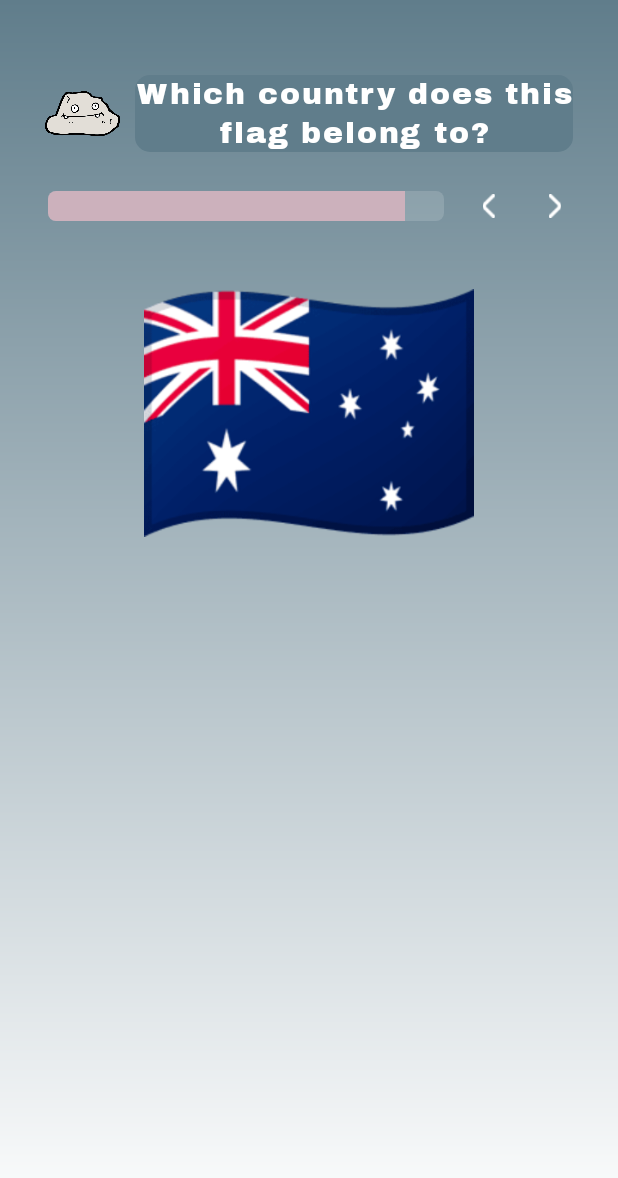
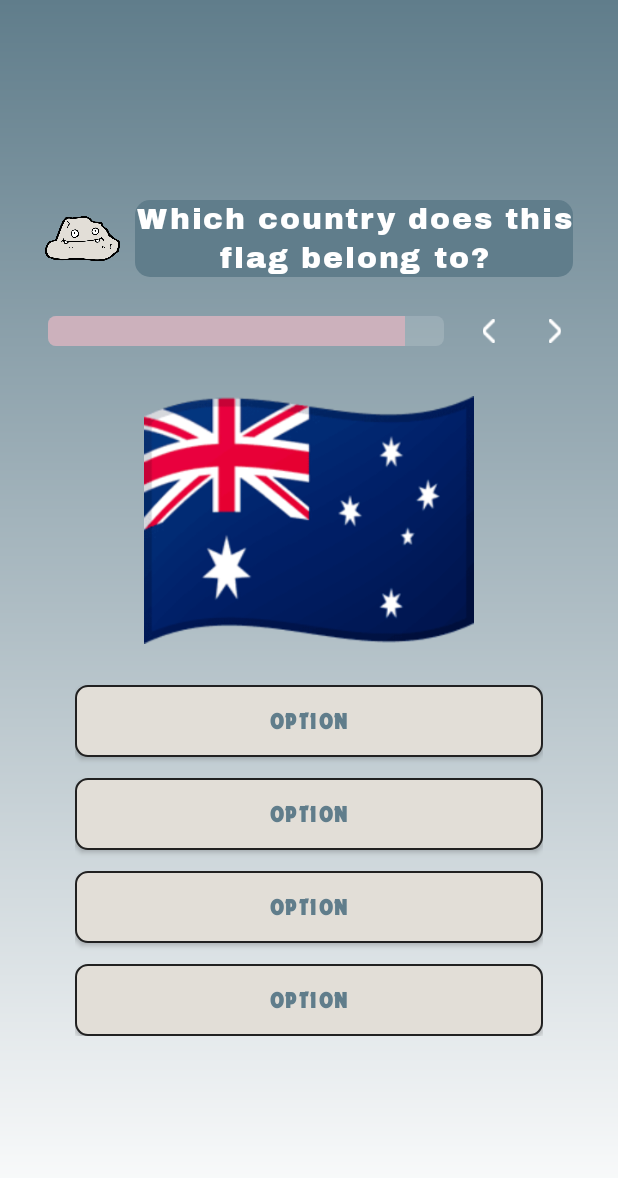
Before and after one commit to eesuhn/GeoDude, an Android app: the QuestionActivity screen opened directly, with no data from a screen before it, on a phone screen of 412 x 824 dp. Shown: the top 1178 px of the screen. Run offline under Robolectric (Android 15) with nearby library versions, the phone set to English and light mode, and no system bars.

Commit message:
Done question activity

```diff
--- /dev/null
+++ b/app/src/main/res/drawable/bg_btn.xml
@@ -0,0 +1,17 @@
+<?xml version="1.0" encoding="utf-8"?>
+<selector xmlns:android="http://schemas.android.com/apk/res/android">
+	<item android:state_pressed="true">
+		<shape android:shape="rectangle">
+			<solid android:color="@color/accent" />
+			<corners android:radius="8dp" />
+			<stroke android:width="1dp" android:color="@color/black" />
+		</shape>
+	</item>
+	<item>
+		<shape android:shape="rectangle">
+			<solid android:color="@color/logo" />
+			<corners android:radius="8dp" />
+			<stroke android:width="1dp" android:color="@color/black" />
+		</shape>
+	</item>
+</selector>
--- a/app/src/main/res/layout/activity_question.xml
+++ b/app/src/main/res/layout/activity_question.xml
@@ -7,12 +7,13 @@
 	android:layout_height="match_parent"
 	tools:context=".activity.QuestionActivity"
 	android:background="@drawable/bg_question"
-	android:orientation="vertical">
+	android:orientation="vertical"
+	android:paddingBottom="40dp"
+	android:gravity="center">
 
 	<LinearLayout
 		android:layout_width="match_parent"
 		android:layout_height="wrap_content"
-		android:layout_marginTop="50dp"
 		android:orientation="horizontal"
 		android:gravity="center_horizontal"
 		android:paddingStart="14dp"
@@ -67,6 +68,7 @@
 			android:layout_marginEnd="10dp">
 
 			<ProgressBar
+				android:id="@+id/progressBar"
 				android:layout_width="0dp"
 				android:layout_height="match_parent"
 				android:layout_weight="10"
@@ -101,17 +103,67 @@
 		android:id="@+id/countryFlag"
 		android:layout_gravity="center_horizontal"
 		android:layout_width="220dp"
-		android:layout_height="wrap_content"
-		android:layout_marginTop="22dp"
+		android:layout_height="180dp"
+		android:layout_marginTop="16dp"
 		android:contentDescription="@string/country_flag"
 		android:src="@drawable/au" />
 
-	<androidx.recyclerview.widget.RecyclerView
-		android:id="@+id/optionList"
+	<LinearLayout
 		android:layout_width="match_parent"
-		android:layout_height="match_parent"
-		android:layout_marginTop="30dp"
-		android:layout_marginStart="10dp"
-		android:layout_marginEnd="10dp" />
+		android:layout_height="wrap_content"
+		android:paddingStart="50dp"
+		android:paddingEnd="50dp"
+		android:layout_marginTop="20dp"
+		android:orientation="vertical">
+
+		<androidx.appcompat.widget.AppCompatButton
+			android:id="@+id/optionOne"
+			android:layout_width="match_parent"
+			android:layout_height="wrap_content"
+			android:text="@string/option_placeholder"
+			android:background="@drawable/bg_btn"
+			android:fontFamily="@font/dynamo_condensed"
+			android:letterSpacing="0.06"
+			android:textColor="@color/on_logo"
+			android:textSize="16sp"
+			android:layout_marginTop="0dp" />
+
+		<androidx.appcompat.widget.AppCompatButton
+			android:id="@+id/optionTwo"
+			android:layout_width="match_parent"
+			android:layout_height="wrap_content"
+			android:text="@string/option_placeholder"
+			android:background="@drawable/bg_btn"
+			android:fontFamily="@font/dynamo_condensed"
+			android:letterSpacing="0.06"
+			android:textColor="@color/on_logo"
+			android:textSize="16sp"
+			android:layout_marginTop="14dp" />
+
+		<androidx.appcompat.widget.AppCompatButton
+			android:id="@+id/optionThree"
+			android:layout_width="match_parent"
+			android:layout_height="wrap_content"
+			android:text="@string/option_placeholder"
+			android:background="@drawable/bg_btn"
+			android:fontFamily="@font/dynamo_condensed"
+			android:letterSpacing="0.06"
+			android:textColor="@color/on_logo"
+			android:textSize="16sp"
+			android:layout_marginTop="14dp" />
+
+		<androidx.appcompat.widget.AppCompatButton
+			android:id="@+id/optionFour"
+			android:layout_width="match_parent"
+			android:layout_height="wrap_content"
+			android:text="@string/option_placeholder"
+			android:background="@drawable/bg_btn"
+			android:fontFamily="@font/dynamo_condensed"
+			android:letterSpacing="0.06"
+			android:textColor="@color/on_logo"
+			android:textSize="16sp"
+			android:layout_marginTop="14dp" />
+
+	</LinearLayout>
 
 </androidx.appcompat.widget.LinearLayoutCompat>
--- a/app/src/main/res/values/colors.xml
+++ b/app/src/main/res/values/colors.xml
@@ -4,6 +4,10 @@
 	<color name="black">#212121</color>
 	<color name="white">#FFFFFF</color>
 	<color name="dark_gray">#25FFFFFF</color>
+
+	<!-- Logo colors -->
+	<color name="logo">#E2DED7</color>
+	<color name="on_logo">#607D8B</color>
 
 	<!-- Primary colors -->
 	<color name="primary">#607D8B</color>
@@ -17,6 +21,6 @@
 
 	<!-- Accent colors -->
 	<color name="accent">#B6938E</color>
-	<color name="accent_variant">#8C7B8B</color>
+	<color name="accent_variant">#8C6D62</color>
 	<color name="on_accent">#FFFFFF</color>
 </resources>
--- a/app/src/main/res/values/strings.xml
+++ b/app/src/main/res/values/strings.xml
@@ -7,4 +7,5 @@
 	<string name="left_arrow">Left arrow</string>
 	<string name="right_arrow">Right arrow</string>
 	<string name="country_flag">Country flag</string>
+	<string name="option_placeholder">Option</string>
 </resources>
```
